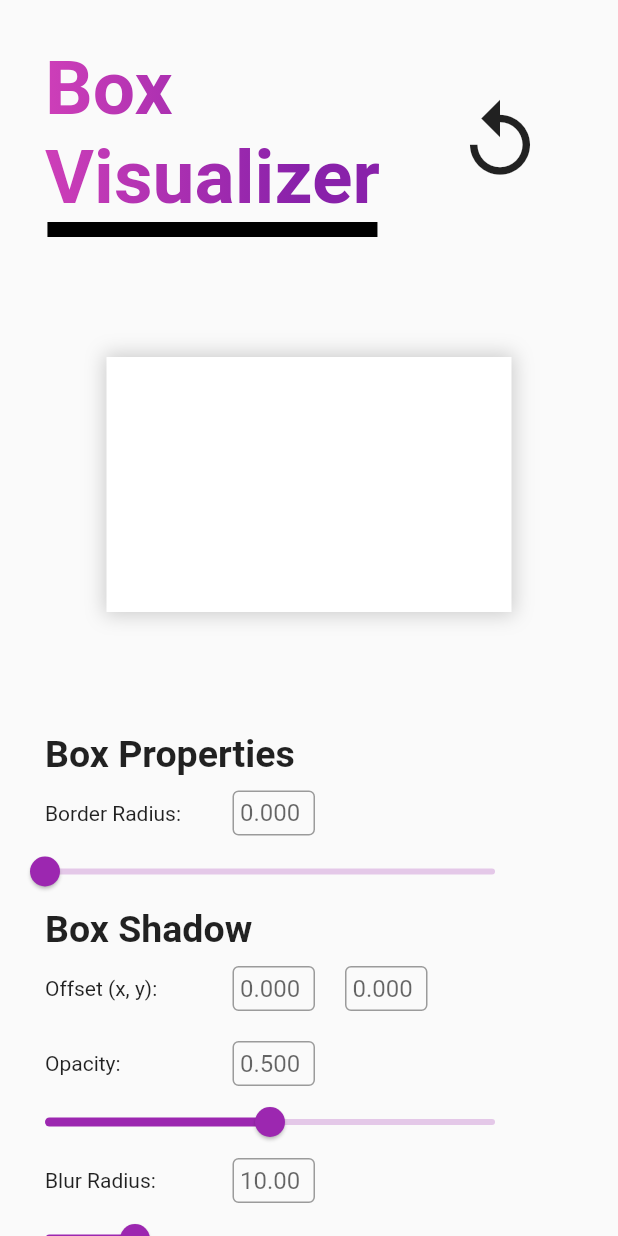
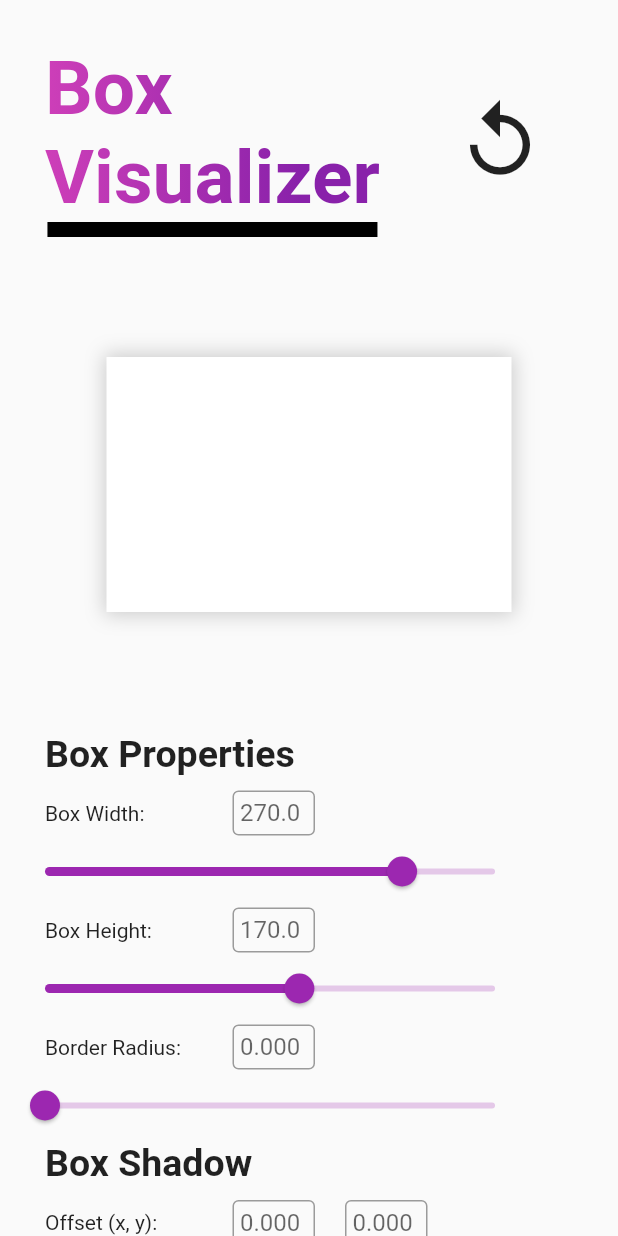
Before and after one commit to AndyLaiJS/Visual-Box, a Flutter app: the screen it shows after launch, on a phone screen of 412 x 824 dp. Run offline on Flutter 3.47's test engine with Material 2 defaults, Android fonts, the light colour scheme and no system bars; our stand-ins replace flutter_colorpicker.

Commit message:
Variable Width and Height

```diff
--- a/lib/main.dart
+++ b/lib/main.dart
@@ -24,6 +24,9 @@ class Visualizer extends StatefulWidget {
 }
 
 class _VisualizerState extends State<Visualizer> with SingleTickerProviderStateMixin {
+
+  double lebar = 270;
+  double tinggi = 170;
   double bxRadius = 0;
   double opacity = 0.5;
   double brRadius = 10;
@@ -31,6 +34,8 @@ class _VisualizerState extends State<Visualizer> with SingleTickerProviderStateM
   double x = 0;
   double y = 0;
 
+  final lebarHolder = TextEditingController();
+  final tinggiHolder = TextEditingController();
   final bxHolder = TextEditingController();
   final opacityHolder = TextEditingController();
   final brHolder = TextEditingController();
@@ -110,6 +115,8 @@ class _VisualizerState extends State<Visualizer> with SingleTickerProviderStateM
                       onPressed: () {
                         controller..reset()..forward();
                         setState(() {
+                          lebar = 270;
+                          tinggi = 170;
                           bxRadius = 0;
                           opacity = 0.5;
                           brRadius = 10;
@@ -130,8 +137,8 @@ class _VisualizerState extends State<Visualizer> with SingleTickerProviderStateM
             // Our Model Box
             Center(
               child: Container(
-                height: 170,
-                width: 270,
+                height: tinggi,
+                width: lebar,
                 decoration: BoxDecoration(
                   borderRadius: BorderRadius.circular(bxRadius),
                   color: Colors.white,
@@ -168,6 +175,136 @@ class _VisualizerState extends State<Visualizer> with SingleTickerProviderStateM
                   ),
                   // End of sub-header
                   SizedBox(height: 10),
+
+                  // Box Height : | input box |
+                  Row(
+                    children: <Widget>[
+                      Container(
+                        width: 125,
+                        child: Text(
+                          "Box Width:",
+                        ),
+                      ),
+                      Container(
+                        height: 30,
+                        width: 55,
+                        child: TextField(
+                          controller: lebarHolder,
+                          onChanged: (value) {
+                            setState(() {
+                              double val = double.parse(value);
+                              if (1 <= val && val <= 340) {
+                                lebar = double.parse(value);
+                              } else {
+                                lebar = lebar;
+                              }
+                            });
+                          },
+                          decoration: InputDecoration(
+                            contentPadding: EdgeInsets.all(5),
+                            hintText: "${lebar.toStringAsPrecision(4)}",
+                            border: OutlineInputBorder(
+                              borderSide: BorderSide(
+                                color: Colors.black,
+                                width: 5,
+                              ),
+                            ),
+                          ),
+                        ),
+                      )
+                    ],
+                  ),
+                  // End of Box Height : | i_b |
+
+                  // Slider
+                  Align(
+                    alignment: Alignment.centerLeft,
+                    child: Container(
+                      width: 300,
+                      child: SliderTheme(
+                        data: SliderThemeData(
+                          trackShape: CustomTrackShape(),
+                        ),
+                        child: Slider(
+                          value: lebar,
+                          onChanged: (value) {
+                            lebarHolder.clear();
+                            setState(() {
+                              lebar = value;
+                            });
+                          },
+                          min: 1,
+                          max: 340,
+                        ),
+                      ),
+                    ),
+                  ),
+                  // End of Slider
+
+                  // Box Height : | input box |
+                  Row(
+                    children: <Widget>[
+                      Container(
+                        width: 125,
+                        child: Text(
+                          "Box Height:",
+                        ),
+                      ),
+                      Container(
+                        height: 30,
+                        width: 55,
+                        child: TextField(
+                          controller: tinggiHolder,
+                          onChanged: (value) {
+                            setState(() {
+                              double val = double.parse(value);
+                              if (1 <= val && val <= 300) {
+                                tinggi = double.parse(value);
+                              } else {
+                                tinggi = tinggi;
+                              }
+                            });
+                          },
+                          decoration: InputDecoration(
+                            contentPadding: EdgeInsets.all(5),
+                            hintText: "${tinggi.toStringAsPrecision(4)}",
+                            border: OutlineInputBorder(
+                              borderSide: BorderSide(
+                                color: Colors.black,
+                                width: 5,
+                              ),
+                            ),
+                          ),
+                        ),
+                      )
+                    ],
+                  ),
+                  // End of Box Height : | i_b |
+
+                  // Slider
+                  Align(
+                    alignment: Alignment.centerLeft,
+                    child: Container(
+                      width: 300,
+                      child: SliderTheme(
+                        data: SliderThemeData(
+                          trackShape: CustomTrackShape(),
+                        ),
+                        child: Slider(
+                          value: tinggi,
+                          onChanged: (value) {
+                            tinggiHolder.clear();
+                            setState(() {
+                              tinggi = value;
+                            });
+                          },
+                          min: 1,
+                          max: 300,
+                        ),
+                      ),
+                    ),
+                  ),
+                  // End of Slider
 
                   // Border Radius : | input box |
                   Row(
```
